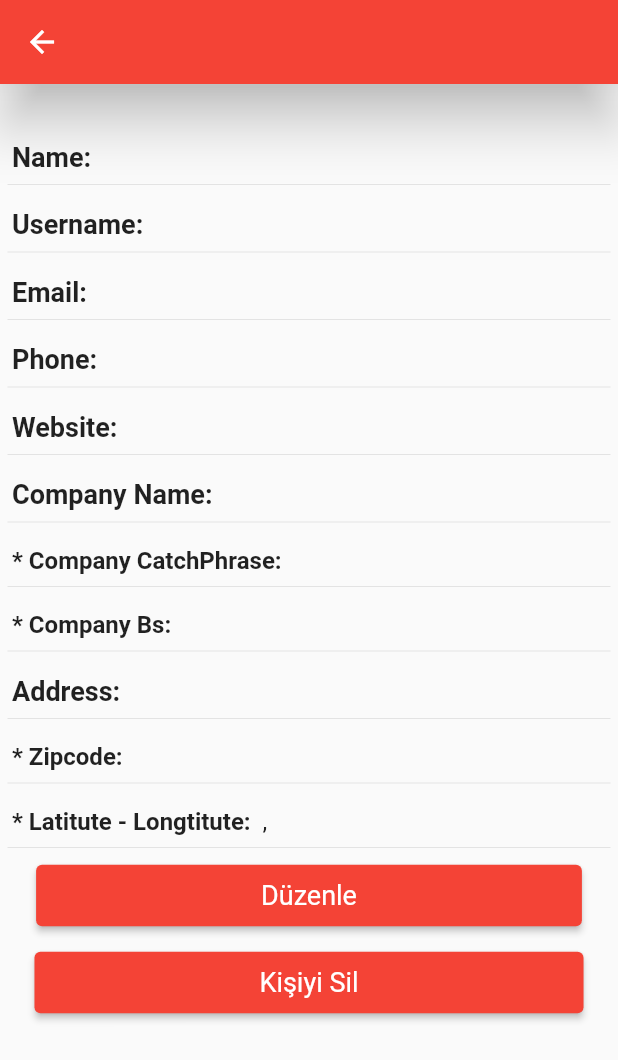
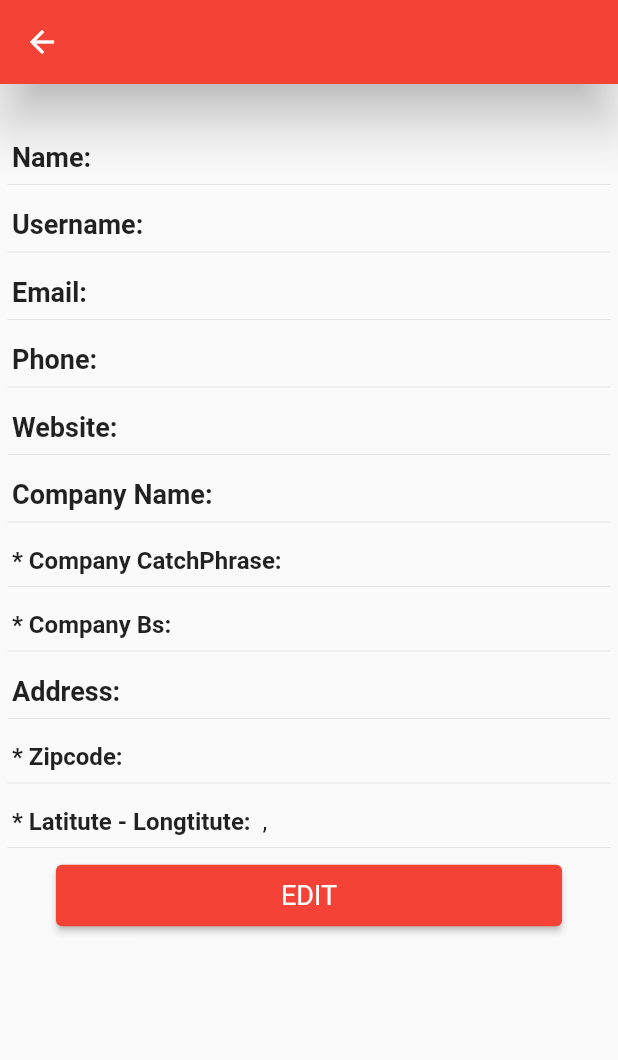
Before and after one commit to mervenurtopcu/flutter_jsonplaceholder_rest_api, a Flutter app: the DetailScreen screen opened directly with empty values, on a phone screen of 412 x 824 dp. Shown: the top 1060 px of the screen. Run offline on Flutter 3.47's test engine with Material 2 defaults, Android fonts, the light colour scheme and no system bars; statements that could not run were skipped.

Commit message:
ready for Github

```diff
--- a/lib/DetailScreen.dart
+++ /dev/null
@@ -1,118 +0,0 @@
-import 'package:api_kullanimi/api_service.dart';
-import 'package:api_kullanimi/main.dart';
-import 'package:api_kullanimi/update_screen.dart';
-import 'package:api_kullanimi/users_model.dart';
-import 'package:flutter/material.dart';
-
-class DetailScreen extends StatelessWidget {
-  const DetailScreen({Key? key, required this.user}) : super(key: key);
-  final UserModel user;
-
-  @override
-  Widget build(BuildContext context) {
-    return Scaffold(
-      appBar: AppBar(
-        title: Text(user.name),
-        elevation: 15,
-        backgroundColor: Colors.red,
-        shadowColor: Colors.black,
-      ),
-      body: SingleChildScrollView(
-        child: Column(
-          crossAxisAlignment: CrossAxisAlignment.start,
-          children: [
-            SizedBox(
-              height: 30,
-            ),
-            ListeElemanlari(text1: "Name", text2: user.name,fontSize: 18,),
-            ListeElemanlari(text1: "Username", text2: user.username,fontSize: 18,),
-            ListeElemanlari(text1: "Email", text2: user.email,fontSize: 18,),
-            ListeElemanlari(text1: "Phone", text2: user.phone,fontSize: 18,),
-            ListeElemanlari(text1: "Website", text2: user.website,fontSize: 18,),
-            ListeElemanlari(text1: "Company Name", text2: user.company.name,fontSize: 18,),
-            ListeElemanlari(text1: "* Company CatchPhrase", text2: user.company.catchPhrase,fontSize: 16,),
-            ListeElemanlari(text1: "* Company Bs", text2: user.company.bs,fontSize: 16,),
-            ListeElemanlari(text1: "Address", text2: user.address.city + user.address.street + user.address.suite,fontSize: 18,),
-            ListeElemanlari(text1: "* Zipcode", text2: user.address.zipcode,fontSize: 16,),
-            ListeElemanlari(text1: "* Latitute - Longtitute", text2: user.address.geo.lat + " , " + user.address.geo.lng,fontSize: 16,),
-
-            Center(
-              child: ElevatedButton(
-                onPressed: () => Navigator.of(context).push(
-                    MaterialPageRoute(builder: (context) =>  UpdateScreen(user: user))),
-                style: ElevatedButton.styleFrom(
-                  backgroundColor: Colors.red,
-                  padding: const EdgeInsets.only(left: 150, right: 150,top: 10,bottom: 10),
-                  textStyle: const TextStyle(
-                    fontSize: 18,
-                  ),
-                  shadowColor: Colors.black,
-                ),
-                child: const Text("Düzenle"),
-              ),
-            ),
-            const SizedBox(
-              height: 10,
-            ),
-            Center(
-                    child: ElevatedButton(
-                    onPressed: () {
-                      ApiService().deleteUser(user.id.toString());
-                      Navigator.of(context).push(
-                          MaterialPageRoute(
-                              builder: (context) => const MyApp()));
-                    },
-                    style: ElevatedButton.styleFrom(
-                      backgroundColor: Colors.red,
-                      padding: const EdgeInsets.only(left: 150, right: 150,top: 10,bottom: 10),
-                      textStyle: const TextStyle(
-                        fontSize: 18,
-                      ),
-                      shadowColor: Colors.black,
-                    ),
-                    child: const Text("Kişiyi Sil"),
-                  ),
-            ),
-
-          ],
-        ),
-      ),
-    );
-  }
-}
-class ListeElemanlari extends StatelessWidget {
-  const ListeElemanlari({Key? key, required this.text1, required this.text2, required this.fontSize}) : super(key: key);
-
-  final String text1;
-  final String text2;
-  final double fontSize;
-  @override
-  Widget build(BuildContext context) {
-    return Column(
-      children: [
-        Padding(
-          padding: const EdgeInsets.only(left: 8, top: 8),
-          child: Row(
-            crossAxisAlignment: CrossAxisAlignment.center,
-            children: [
-              Text(
-                text1 + ": ",
-                style: TextStyle(fontSize: fontSize, fontWeight: FontWeight.bold),
-              ),
-              Expanded(
-                child: Text(
-                  text2,
-                  style: TextStyle(fontSize: fontSize),
-                  overflow: TextOverflow.fade,
-                  maxLines: 1,
-                  softWrap: false,
-                ),
-              ),
-            ],
-          ),
-        ),
-        const Divider(thickness: 0.5, indent: 5, endIndent: 5),
-      ],
-    );
-  }
-}
--- /dev/null
+++ b/lib/screens/DetailScreen.dart
@@ -0,0 +1,96 @@
+import 'package:api_kullanimi/update_screen.dart';
+import 'package:api_kullanimi/models/users_model.dart';
+import 'package:flutter/material.dart';
+
+class DetailScreen extends StatelessWidget {
+  const DetailScreen({Key? key, required this.user}) : super(key: key);
+  final UserModel user;
+
+  @override
+  Widget build(BuildContext context) {
+    return Scaffold(
+      appBar: AppBar(
+        title: Text(user.name),
+        elevation: 15,
+        backgroundColor: Colors.red,
+        shadowColor: Colors.black,
+      ),
+      body: SingleChildScrollView(
+        child: Column(
+          crossAxisAlignment: CrossAxisAlignment.start,
+          children: [
+            const SizedBox(
+              height: 30,
+            ),
+            ListItems(text1: "Name", text2: user.name,fontSize: 18,),
+            ListItems(text1: "Username", text2: user.username,fontSize: 18,),
+            ListItems(text1: "Email", text2: user.email,fontSize: 18,),
+            ListItems(text1: "Phone", text2: user.phone,fontSize: 18,),
+            ListItems(text1: "Website", text2: user.website,fontSize: 18,),
+            ListItems(text1: "Company Name", text2: user.company.name,fontSize: 18,),
+            ListItems(text1: "* Company CatchPhrase", text2: user.company.catchPhrase,fontSize: 16,),
+            ListItems(text1: "* Company Bs", text2: user.company.bs,fontSize: 16,),
+            ListItems(text1: "Address", text2: user.address.city + user.address.street + user.address.suite,fontSize: 18,),
+            ListItems(text1: "* Zipcode", text2: user.address.zipcode,fontSize: 16,),
+            ListItems(text1: "* Latitute - Longtitute", text2: "${user.address.geo.lat} , ${user.address.geo.lng}",fontSize: 16,),
+
+            Center(
+              child: ElevatedButton(
+                onPressed: () => Navigator.of(context).push(
+                    MaterialPageRoute(builder: (context) =>  UpdateScreen(user: user))),
+                style: ElevatedButton.styleFrom(
+                  backgroundColor: Colors.red,
+                  padding: const EdgeInsets.only(left: 150, right: 150,top: 10,bottom: 10),
+                  textStyle: const TextStyle(
+                    fontSize: 18,
+                  ),
+                  shadowColor: Colors.black,
+                ),
+                child: const Text("EDIT"),
+              ),
+            ),
+            const SizedBox(
+              height: 10,
+            ),
+          ],
+        ),
+      ),
+    );
+  }
+}
+class ListItems extends StatelessWidget {
+  const ListItems({Key? key, required this.text1, required this.text2, required this.fontSize}) : super(key: key);
+
+  final String text1;
+  final String text2;
+  final double fontSize;
+  @override
+  Widget build(BuildContext context) {
+    return Column(
+      children: [
+        Padding(
+          padding: const EdgeInsets.only(left: 8, top: 8),
+          child: Row(
+            crossAxisAlignment: CrossAxisAlignment.center,
+            children: [
+              Text(
+                "$text1: ",
+                style: TextStyle(fontSize: fontSize, fontWeight: FontWeight.bold),
+              ),
+              Expanded(
+                child: Text(
+                  text2,
+                  style: TextStyle(fontSize: fontSize),
+                  overflow: TextOverflow.fade,
+                  maxLines: 1,
+                  softWrap: false,
+                ),
+              ),
+            ],
+          ),
+        ),
+        const Divider(thickness: 0.5, indent: 5, endIndent: 5),
+      ],
+    );
+  }
+}
```
Also changed, not shown: lib/screens/update_screen.dart (renamed from lib/update_screen.dart, +135 -133 lines), lib/services/api_service.dart (renamed from lib/api_service.dart, +5 -22 lines), lib/models/users_model.dart (renamed from lib/users_model.dart).
